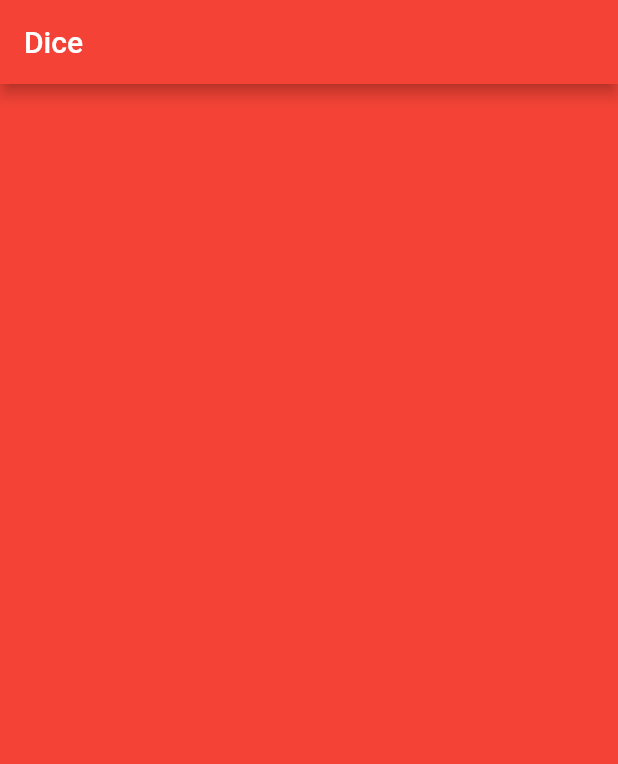
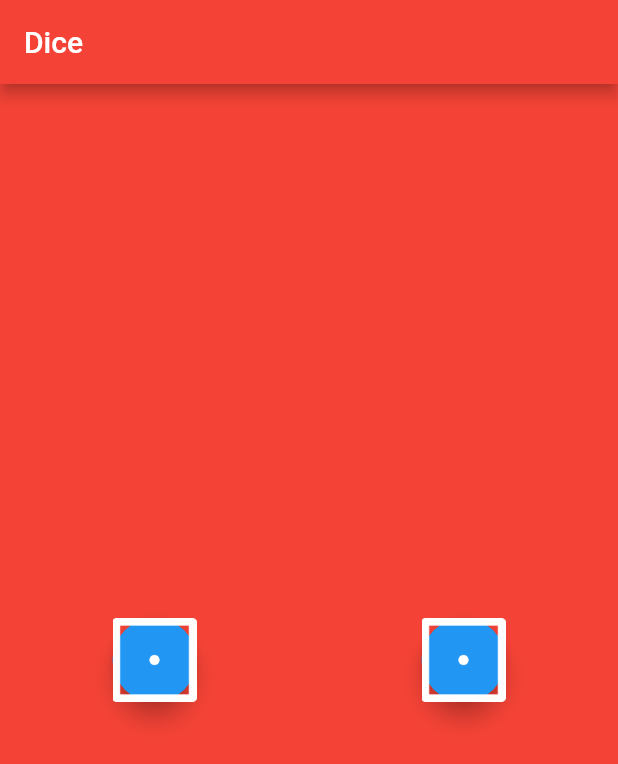
Before and after one commit to HeratUni-CS/dicee-hazrat2023, a Flutter app: the screen it shows after launch, on a phone screen of 412 x 824 dp. Shown: the top 764 px of the screen. Run offline on Flutter 3.47's test engine with Material 2 defaults, Android fonts, the phone set to English and light mode, and no system bars.

Commit message:
this is dice project that created in dart

```diff
--- a/lib/main.dart
+++ b/lib/main.dart
@@ -1,4 +1,5 @@
 import 'package:flutter/material.dart';
+import 'dart:math';
 
 void main() {
   runApp(
@@ -9,15 +10,55 @@ void main() {
           backgroundColor: Colors.red,
           title: Text('Dice'),
         ),
-        body: MyApp(),
+        body: DicePage(),
       ),
     ),
   );
 }
+class DicePage extends StatefulWidget {
+  const DicePage({Key? key}) : super(key: key);
 
-class MyApp extends StatelessWidget {
+  @override
+  State<DicePage> createState() => _DicePageState();
+}
+
+class _DicePageState extends State<DicePage> {
+  int leftDicenumber = 1;
+  int rightDicenumber = 1;
+
+  void DiceChangeFace(){
+    setState(() {
+      leftDicenumber = Random().nextInt(6) + 1;
+      rightDicenumber = Random().nextInt(6) + 1;
+    });
+  }
   @override
   Widget build(BuildContext context) {
-    return Container();
+
+    return Center(
+      child: Row(
+          children: <Widget>[
+            Expanded(
+              child: FloatingActionButton(
+                onPressed: (){
+                  DiceChangeFace();
+                  print("left button has pressed");
+                },
+                child: Image.asset("images/dice$leftDicenumber.png"),
+              ),
+            ),
+
+            Expanded(
+              child: FloatingActionButton(
+                onPressed: (){
+                  DiceChangeFace();
+                  print("right button has pressed");
+                },
+                child: Image.asset("images/dice$rightDicenumber.png"),
+              ),
+            ),
+          ]
+      ),
+    );
   }
 }
```
Also changed, not shown: pubspec.lock.
